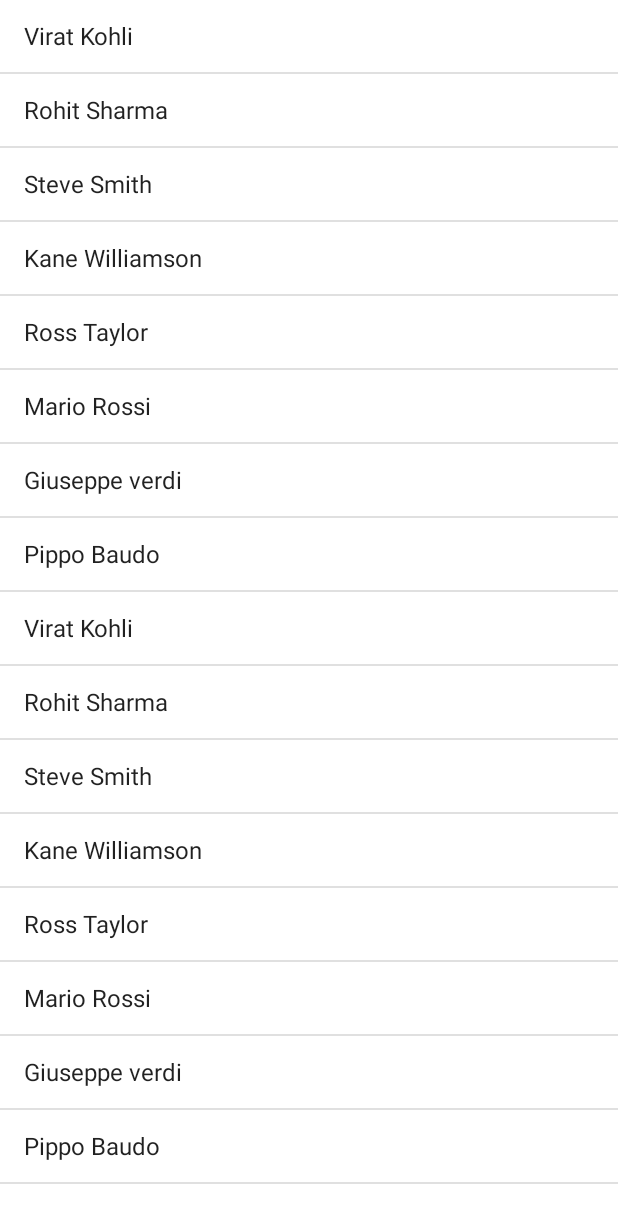
After one commit to asarzisartori/Fabulous-Library, an Android app: the fragment List_book_frag placed in its activity, on a phone screen of 412 x 824 dp. The commit adds this screen. Shown: the top 1223 px of the screen. Run offline under Robolectric (Android 15) with nearby library versions, the phone set to English and light mode, and no system bars.

Commit message:
Versione 1.0.3 (Aggiunto qualche Fragment)

```diff
--- a/app/build.gradle
+++ b/app/build.gradle
@@ -1,7 +1,6 @@
 plugins {
     id 'com.android.application'
     id 'kotlin-android'
-    id 'kotlin-android-extensions'
     id 'com.google.gms.google-services'
 }
 
--- a/app/src/main/AndroidManifest.xml
+++ b/app/src/main/AndroidManifest.xml
@@ -9,7 +9,7 @@
         android:roundIcon="@mipmap/logo_app_round"
         android:supportsRtl="true"
         android:theme="@style/Theme.Librapp">
-        <activity android:name=".FreeAccess"></activity>
+        <activity android:name=".FreeAccessActivity"></activity>
         <activity android:name=".MainActivity">
             <intent-filter>
                 <action android:name="android.intent.action.MAIN" />
--- /dev/null
+++ b/app/src/main/java/com/example/librapp/FreeAccessActivity.kt
@@ -0,0 +1,11 @@
+package com.example.librapp
+
+import androidx.appcompat.app.AppCompatActivity
+import android.os.Bundle
+
+class FreeAccessActivity : AppCompatActivity() {
+    override fun onCreate(savedInstanceState: Bundle?) {
+        super.onCreate(savedInstanceState)
+        setContentView(R.layout.activity_free_access)
+    }
+}
--- /dev/null
+++ b/app/src/main/java/com/example/librapp/List_book_frag.kt
@@ -0,0 +1,28 @@
+package com.example.librapp
+
+import android.os.Bundle
+import androidx.fragment.app.Fragment
+import android.view.LayoutInflater
+import android.view.View
+import android.view.ViewGroup
+import android.widget.ArrayAdapter
+import android.widget.ListView
+
+class List_book_frag : Fragment() {
+
+    val authors = arrayListOf<String>(
+        "Virat Kohli", "Rohit Sharma", "Steve Smith",
+        "Kane Williamson", "Ross Taylor", "Mario Rossi",
+        "Giuseppe verdi", "Pippo Baudo",
+        "Virat Kohli", "Rohit Sharma", "Steve Smith",
+        "Kane Williamson", "Ross Taylor", "Mario Rossi",
+        "Giuseppe verdi", "Pippo Baudo")
+
+    override fun onCreateView(inflater: LayoutInflater, container: ViewGroup?, savedInstanceState: Bundle?): View? {
+        val view = inflater.inflate(R.layout.fragment_list_book_frag, container, false)
+        view.findViewById<ListView>(R.id.list_view_book).adapter =
+            context?.let { ArrayAdapter(it, android.R.layout.simple_list_item_1, authors) }
+        return view
+    }
+
+}
--- a/app/src/main/res/layout/activity_free_access.xml
+++ b/app/src/main/res/layout/activity_free_access.xml
@@ -4,7 +4,7 @@
     xmlns:tools="http://schemas.android.com/tools"
     android:layout_width="match_parent"
     android:layout_height="match_parent"
-    tools:context=".FreeAccess">
+    tools:context=".FreeAccessActivity">
 
     <androidx.fragment.app.FragmentContainerView
         android:id="@+id/fragment_container"
--- /dev/null
+++ b/app/src/main/res/layout/fragment_list_book_frag.xml
@@ -0,0 +1,12 @@
+<?xml version="1.0" encoding="utf-8"?>
+<FrameLayout xmlns:android="http://schemas.android.com/apk/res/android"
+    xmlns:tools="http://schemas.android.com/tools"
+    android:layout_width="match_parent"
+    android:layout_height="match_parent"
+    tools:context=".List_book_frag">
+
+    <ListView
+        android:id="@+id/list_view_book"
+        android:layout_width="match_parent"
+        android:layout_height="match_parent" />
+</FrameLayout>
```
Also changed, not shown: app/src/main/java/com/example/librapp/FreeAccess.kt (deleted, +0 -27 lines), app/src/main/java/com/example/librapp/Image_button_frag.kt (+38 -7 lines), app/src/main/java/com/example/librapp/List_audiobook_frag.kt (added, +22 -0 lines), app/src/main/java/com/example/librapp/List_ciack_frag.kt (added, +22 -0 lines), app/src/main/java/com/example/librapp/List_sciencebook_frag.kt (added, +22 -0 lines), app/src/main/java/com/example/librapp/MainActivity.kt (+7 -7 lines), app/src/main/res/layout/fragment_image_button_frag.xml (+0 -7 lines), app/src/main/res/layout/fragment_list_audiobook_frag.xml (added, +12 -0 lines), app/src/main/res/layout/fragment_list_ciack_frag.xml (added, +12 -0 lines), app/src/main/res/layout/fragment_list_sciencebook_frag.xml (added, +12 -0 lines).
